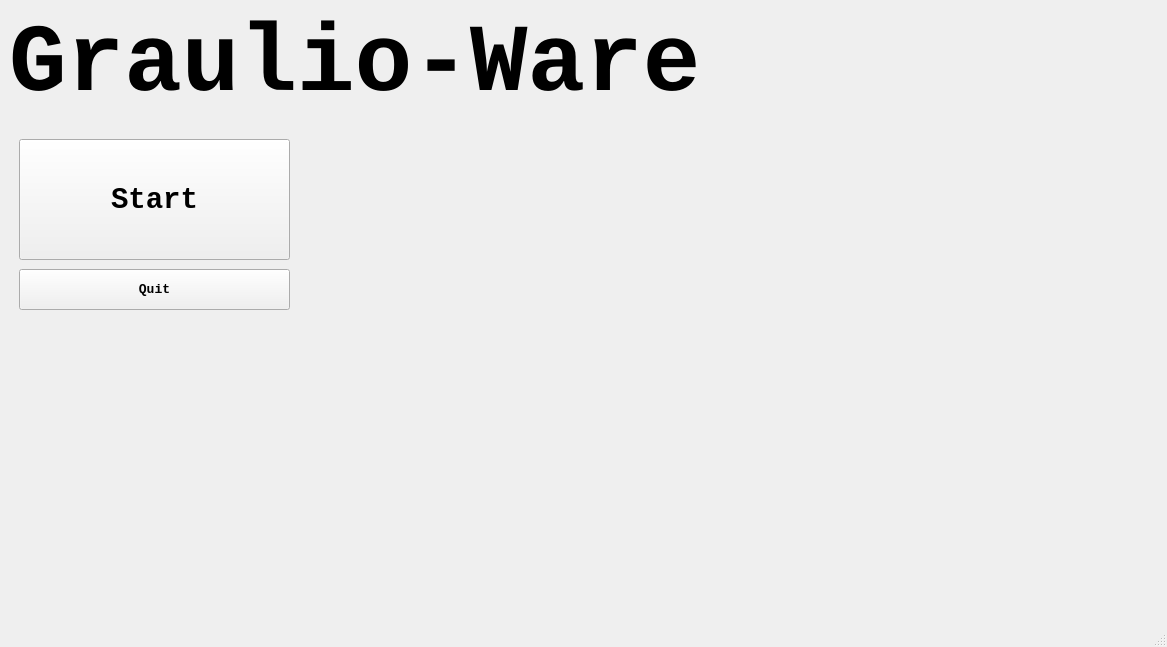
Qt form game.ui (PaulStratton56/GraulioWare) before a commit.
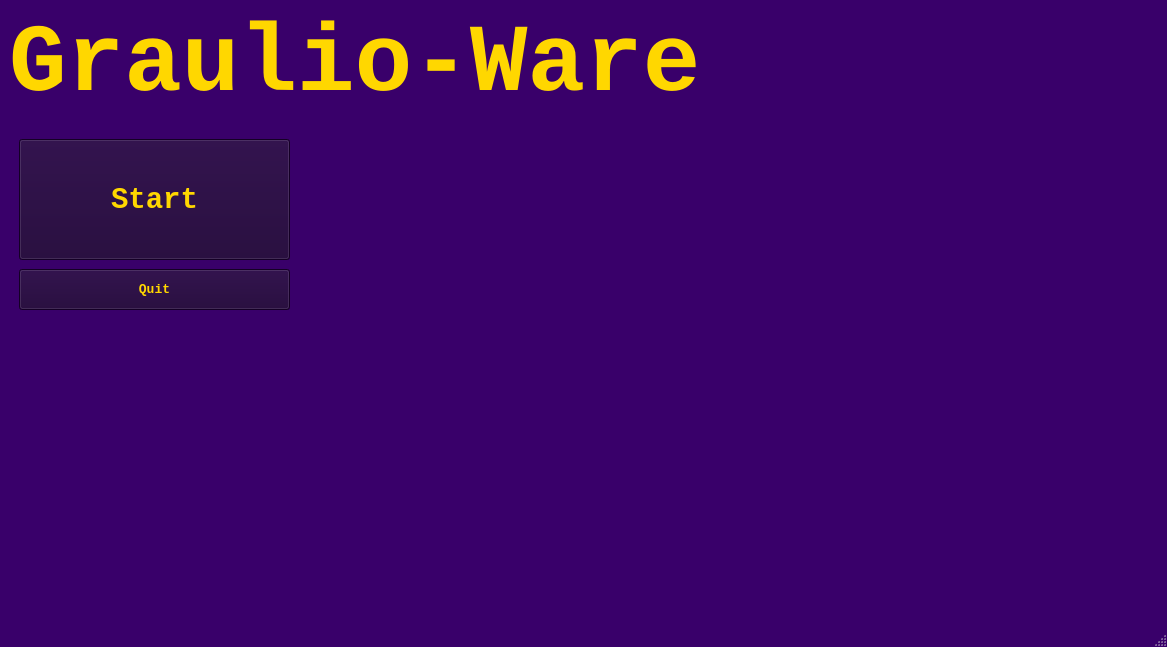
The same form after that commit.

The edit to the form file:
```diff
--- a/game.ui
+++ b/game.ui
@@ -13,12 +13,21 @@
   <property name="palette">
    <palette>
     <active>
+     <colorrole role="WindowText">
+      <brush brushstyle="SolidPattern">
+       <color alpha="255">
+        <red>255</red>
+        <green>215</green>
+        <blue>0</blue>
+       </color>
+      </brush>
+     </colorrole>
      <colorrole role="Button">
       <brush brushstyle="SolidPattern">
        <color alpha="255">
-        <red>0</red>
+        <red>28</red>
         <green>0</green>
-        <blue>127</blue>
+        <blue>52</blue>
        </color>
       </brush>
      </colorrole>
@@ -31,14 +40,77 @@
        </color>
       </brush>
      </colorrole>
+     <colorrole role="Text">
+      <brush brushstyle="SolidPattern">
+       <color alpha="255">
+        <red>255</red>
+        <green>215</green>
+        <blue>0</blue>
+       </color>
+      </brush>
+     </colorrole>
+     <colorrole role="ButtonText">
+      <brush brushstyle="SolidPattern">
+       <color alpha="255">
+        <red>255</red>
+        <green>215</green>
+        <blue>0</blue>
+       </color>
+      </brush>
+     </colorrole>
+     <colorrole role="Base">
+      <brush brushstyle="SolidPattern">
+       <color alpha="255">
+        <red>28</red>
+        <green>0</green>
+        <blue>52</blue>
+       </color>
+      </brush>
+     </colorrole>
+     <colorrole role="Window">
+      <brush brushstyle="SolidPattern">
+       <color alpha="255">
+        <red>57</red>
+        <green>0</green>
+        <blue>106</blue>
+       </color>
+      </brush>
+     </colorrole>
+     <colorrole role="HighlightedText">
+      <brush brushstyle="SolidPattern">
+       <color alpha="255">
+        <red>28</red>
+        <green>0</green>
+        <blue>52</blue>
+       </color>
+      </brush>
+     </colorrole>
+     <colorrole role="AlternateBase">
+      <brush brushstyle="SolidPattern">
+       <color alpha="255">
+        <red>28</red>
+        <green>0</green>
+        <blue>52</blue>
+       </color>
+      </brush>
+     </colorrole>
     </active>
     <inactive>
+     <colorrole role="WindowText">
+      <brush brushstyle="SolidPattern">
+       <color alpha="255">
+        <red>255</red>
+        <green>215</green>
+        <blue>0</blue>
+       </color>
+      </brush>
+     </colorrole>
      <colorrole role="Button">
       <brush brushstyle="SolidPattern">
        <color alpha="255">
-        <red>0</red>
+        <red>28</red>
         <green>0</green>
-        <blue>127</blue>
+        <blue>52</blue>
        </color>
       </brush>
      </colorrole>
@@ -51,14 +123,68 @@
        </color>
       </brush>
      </colorrole>
+     <colorrole role="Text">
+      <brush brushstyle="SolidPattern">
+       <color alpha="255">
+        <red>255</red>
+        <green>215</green>
+        <blue>0</blue>
+       </color>
+      </brush>
+     </colorrole>
+     <colorrole role="ButtonText">
+      <brush brushstyle="SolidPattern">
+       <color alpha="255">
+        <red>255</red>
+        <green>215</green>
+        <blue>0</blue>
+       </color>
+      </brush>
+     </colorrole>
+     <colorrole role="Base">
+      <brush brushstyle="SolidPattern">
+       <color alpha="255">
+        <red>28</red>
+        <green>0</green>
+        <blue>52</blue>
+       </color>
+      </brush>
+     </colorrole>
+     <colorrole role="Window">
+      <brush brushstyle="SolidPattern">
+       <color alpha="255">
+        <red>57</red>
+        <green>0</green>
+        <blue>106</blue>
+       </color>
+      </brush>
+     </colorrole>
+     <colorrole role="HighlightedText">
+      <brush brushstyle="SolidPattern">
+       <color alpha="255">
+        <red>28</red>
+        <green>0</green>
+        <blue>52</blue>
+       </color>
+      </brush>
+     </colorrole>
+     <colorrole role="AlternateBase">
+      <brush brushstyle="SolidPattern">
+       <color alpha="255">
+        <red>28</red>
+        <green>0</green>
+        <blue>52</blue>
+       </color>
+      </brush>
+     </colorrole>
     </inactive>
     <disabled>
      <colorrole role="Button">
       <brush brushstyle="SolidPattern">
        <color alpha="255">
-        <red>0</red>
+        <red>28</red>
         <green>0</green>
-        <blue>127</blue>
+        <blue>52</blue>
        </color>
       </brush>
      </colorrole>
@@ -71,6 +197,42 @@
        </color>
       </brush>
      </colorrole>
+     <colorrole role="Base">
+      <brush brushstyle="SolidPattern">
+       <color alpha="255">
+        <red>57</red>
+        <green>0</green>
+        <blue>106</blue>
+       </color>
+      </brush>
+     </colorrole>
+     <colorrole role="Window">
+      <brush brushstyle="SolidPattern">
+       <color alpha="255">
+        <red>57</red>
+        <green>0</green>
+        <blue>106</blue>
+       </color>
+      </brush>
+     </colorrole>
+     <colorrole role="HighlightedText">
+      <brush brushstyle="SolidPattern">
+       <color alpha="255">
+        <red>28</red>
+        <green>0</green>
+        <blue>52</blue>
+       </color>
+      </brush>
+     </colorrole>
+     <colorrole role="AlternateBase">
+      <brush brushstyle="SolidPattern">
+       <color alpha="255">
+        <red>28</red>
+        <green>0</green>
+        <blue>52</blue>
+       </color>
+      </brush>
+     </colorrole>
     </disabled>
    </palette>
   </property>
@@ -85,43 +247,6 @@
     <item>
      <widget class="QStackedWidget" name="stackedWidget">
       <widget class="QWidget" name="StartScreen">
-       <property name="palette">
-        <palette>
-         <active>
-          <colorrole role="Button">
-           <brush brushstyle="SolidPattern">
-            <color alpha="255">
-             <red>240</red>
-             <green>240</green>
-             <blue>240</blue>
-            </color>
-           </brush>
-          </colorrole>
-         </active>
-         <inactive>
-          <colorrole role="Button">
-           <brush brushstyle="SolidPattern">
-            <color alpha="255">
-             <red>240</red>
-             <green>240</green>
-             <blue>240</blue>
-            </color>
-           </brush>
-          </colorrole>
-         </inactive>
-         <disabled>
-          <colorrole role="Button">
-           <brush brushstyle="SolidPattern">
-            <color alpha="255">
-             <red>240</red>
-             <green>240</green>
-             <blue>240</blue>
-            </color>
-           </brush>
-          </colorrole>
-         </disabled>
-        </palette>
-       </property>
        <widget class="QPushButton" name="StartButton">
         <property name="geometry">
          <rect>
@@ -138,6 +263,16 @@
           <bold>true</bold>
          </font>
         </property>
+        <property name="focusPolicy">
+         <enum>Qt::NoFocus</enum>
+        </property>
+        <property name="autoFillBackground">
+         <bool>false</bool>
+        </property>
+        <property name="styleSheet">
+         <string notr="true">color: rgb(255, 215, 0);
+background-color: rgb(28, 0, 52);</string>
+        </property>
         <property name="text">
          <string>Start</string>
         </property>
@@ -161,6 +296,16 @@
           <bold>true</bold>
          </font>
         </property>
+        <property name="focusPolicy">
+         <enum>Qt::NoFocus</enum>
+        </property>
+        <property name="autoFillBackground">
+         <bool>false</bool>
+        </property>
+        <property name="styleSheet">
+         <string notr="true">color: rgb(255, 215, 0);
+background-color: rgb(28, 0, 52);</string>
+        </property>
         <property name="text">
          <string>Quit</string>
         </property>
```
Left out of the diff: 16 changed lines with no effect on the pictures.
